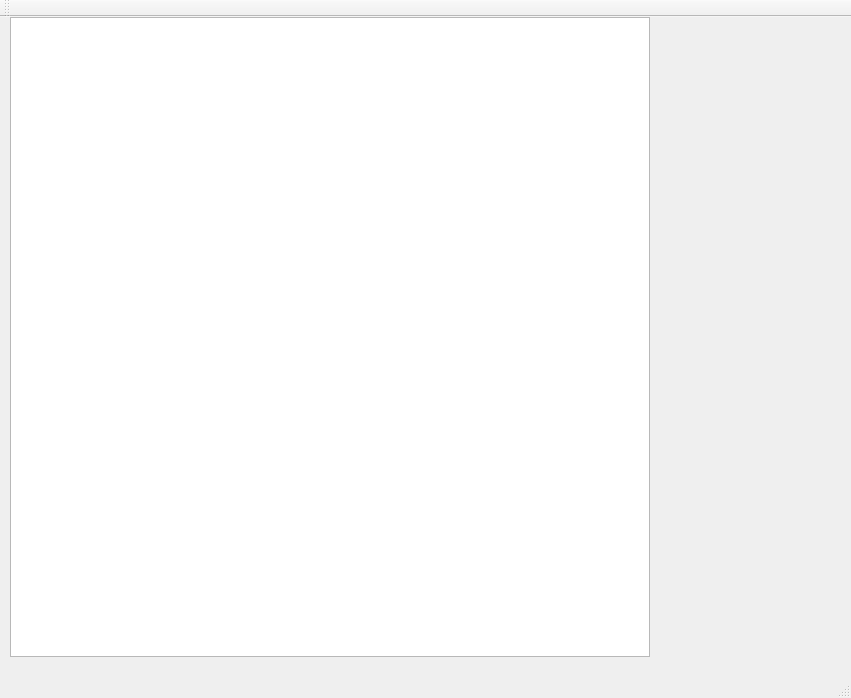
This is Implementación Gráfica 1/hp_mdl/ventanaprincipal.ui in Rafaherrero/ia as Qt 5 draws it before an edit. The edited form follows.
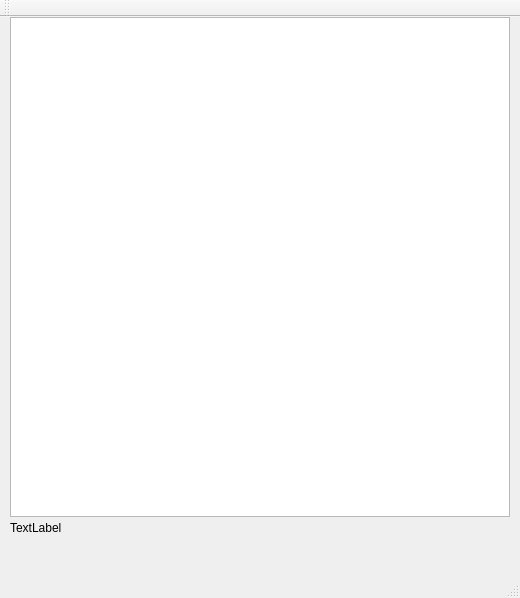
This is the edited form.

Commit message: Versión estable 0.0.0.0.1

```diff
--- a/Implementación Gráfica 1/hp_mdl/ventanaprincipal.ui
+++ b/Implementación Gráfica 1/hp_mdl/ventanaprincipal.ui
@@ -6,8 +6,8 @@
    <rect>
     <x>0</x>
     <y>0</y>
-    <width>851</width>
-    <height>698</height>
+    <width>520</width>
+    <height>598</height>
    </rect>
   </property>
   <property name="windowTitle">
@@ -19,11 +19,24 @@
      <rect>
       <x>10</x>
       <y>0</y>
-      <width>640</width>
-      <height>640</height>
+      <width>500</width>
+      <height>500</height>
      </rect>
     </property>
    </widget>
+   <widget class="QLabel" name="estado_harry">
+    <property name="geometry">
+     <rect>
+      <x>10</x>
+      <y>500</y>
+      <width>66</width>
+      <height>21</height>
+     </rect>
+    </property>
+    <property name="text">
+     <string>TextLabel</string>
+    </property>
+   </widget>
   </widget>
   <widget class="QMenuBar" name="menuBar">
    <property name="geometry">
```
Left out of the diff: 6 changed lines with no effect on the pictures. The commit also changes 2 other files.
